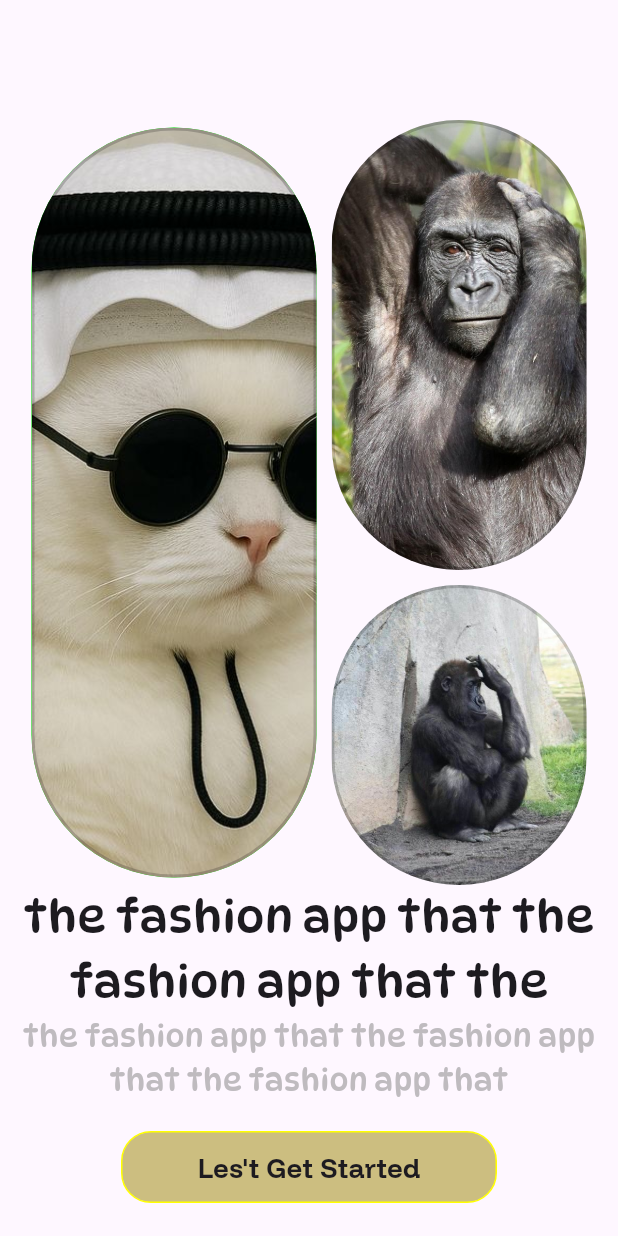
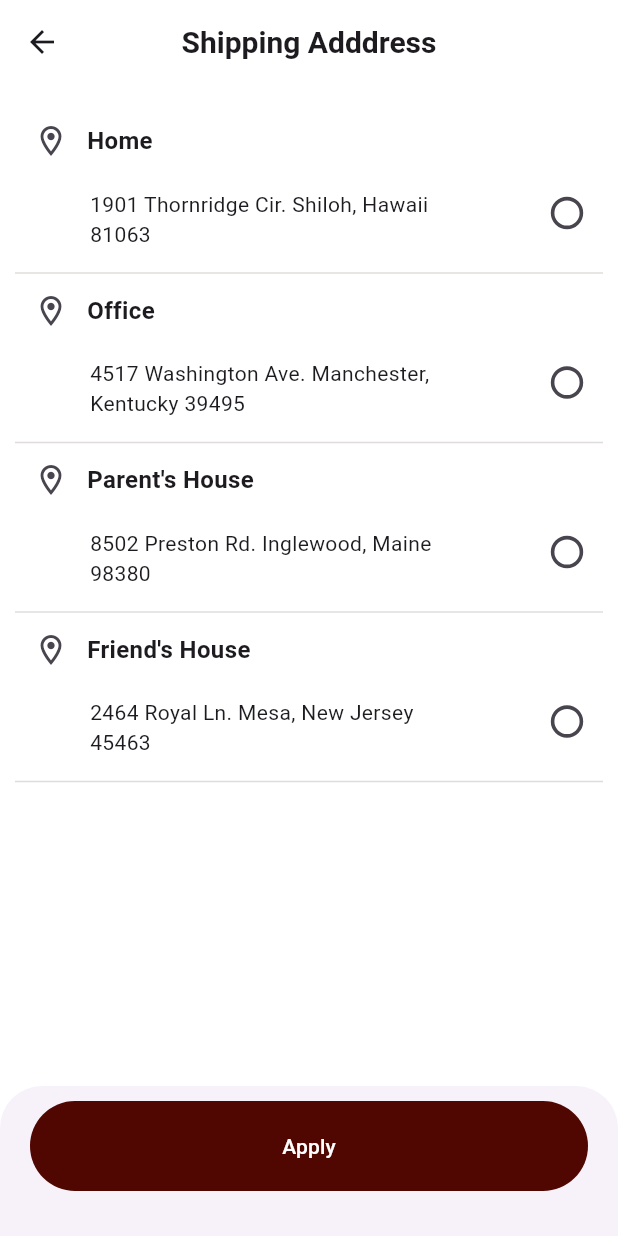
Before and after one commit to NhebPanha/e_commerces_bloc, a Flutter app: the screen it shows after launch, on a phone screen of 412 x 824 dp. Run offline on Flutter 3.47's test engine with Material 3 defaults, Android fonts, the phone set to English and light mode, and no system bars; our stand-ins replace firebase_auth, firebase_core, get, pinput; accounts and stored records are empty.

Commit message:
shipping

```diff
--- a/lib/main.dart
+++ b/lib/main.dart
@@ -1,4 +1,6 @@
 import 'package:e_com_bloc/firebase_options.dart';
+import 'package:e_com_bloc/view/checkout_screen/checkout/checkout.dart';
+import 'package:e_com_bloc/view/checkout_screen/shipping/shipping_address.dart';
 import 'package:e_com_bloc/view/skip_screen/get_start_screen.dart';
 import 'package:firebase_core/firebase_core.dart';
 import 'package:flutter/material.dart';
@@ -13,7 +15,9 @@ class MyApp extends StatelessWidget {
   Widget build(BuildContext context) {
     return MaterialApp(debugShowCheckedModeBanner: false,
     // home: SignInScreen()
-    home: GetStartScreen(),
+    // home: GetStartScreen(),
+    // home: CheckoutScreen(),
+    home: ShippingAddress(),
     );
 
   }
--- a/lib/utils/app_colors_path.dart
+++ b/lib/utils/app_colors_path.dart
@@ -2,6 +2,7 @@ import 'package:flutter/material.dart';
 
 final class AppColorsPath {
   const AppColorsPath._();
+  static const dard = Color.fromARGB(255, 80, 7, 2);
   static const red = Color(0xFFFF0000);
   static const green = Color(0xFF00FF00);
   static const blue = Color(0xFF0000FF);
--- a/lib/utils/bottom_button.dart
+++ b/lib/utils/bottom_button.dart
@@ -18,8 +18,8 @@ class BottomButton extends StatelessWidget {
     return TextButton(
       style: TextButton.styleFrom(
         foregroundColor: AppColorsPath.white, // text color
-        backgroundColor: AppColorsPath.darkred, // button background
-        padding: const EdgeInsets.symmetric(horizontal: 150, vertical: 5),
+        backgroundColor: AppColorsPath.dard, // button background
+        padding: const EdgeInsets.symmetric(horizontal: 100, vertical: 5),
         shape: RoundedRectangleBorder(
           borderRadius: BorderRadius.circular(50), // rounded corners
         ),
--- /dev/null
+++ b/lib/view/checkout_screen/shipping/shipping_address.dart
@@ -0,0 +1,113 @@
+import 'package:e_com_bloc/utils/app_bar_screen.dart';
+import 'package:e_com_bloc/utils/app_colors_path.dart';
+import 'package:e_com_bloc/utils/app_label.dart';
+import 'package:e_com_bloc/utils/app_size.dart';
+import 'package:e_com_bloc/utils/bottom_button.dart';
+import 'package:e_com_bloc/view/checkout_screen/shipping/shipping_address_data.dart';
+import 'package:flutter/material.dart';
+
+class ShippingAddress extends StatefulWidget {
+  const ShippingAddress({super.key});
+
+  @override
+  State<ShippingAddress> createState() => _ShippingAddressState();
+}
+
+class _ShippingAddressState extends State<ShippingAddress> {
+  bool _isCheck = false;
+  @override
+  Widget build(BuildContext context) {
+    return Scaffold(
+      backgroundColor: AppColorsPath.white,
+      appBar: PreferredSize(
+        preferredSize: Size.fromHeight(60),
+        child: AppBarScreen(
+          icons: Icon(Icons.arrow_back),
+          text: "Shipping Adddress",
+        ),
+      ),
+      body: Padding(
+        padding: const EdgeInsets.symmetric(horizontal: 10, vertical: 10),
+        child: ListView.builder(
+          itemCount: shippingAddress.length,
+          itemBuilder: (context, index) {
+            return Column(
+              children: [
+                Row(
+                  children: [
+                    IconButton(
+                      onPressed: () {},
+                      icon: Icon(Icons.location_on_outlined),
+                    ),
+                    Text(
+                      "${shippingAddress[index]['title']}",
+                      style: TextStyle(
+                        fontSize: AppSize.s16,
+                        fontWeight: FontWeight.bold,
+                      ),
+                    ),
+                  ],
+                ),
+                Padding(
+                  padding: const EdgeInsets.only(left: 50),
+                  child: Row(
+                    mainAxisAlignment: MainAxisAlignment.spaceBetween,
+                    crossAxisAlignment: CrossAxisAlignment.end,
+                    children: [
+                      Container(
+                        width: 250,
+                        child: Text(
+                          "${shippingAddress[index]['address']}",
+                          maxLines: 2,
+                        ),
+                      ),
+                      Transform.scale(
+                        scale: 1.2, // 1.0 = default size, 2.0 = double size
+                        child: Checkbox(
+                          shape: RoundedRectangleBorder(
+                            borderRadius: BorderRadius.circular(50),
+                          ),
+                          value: _isCheck,
+                          onChanged: (newvalue) {
+                            setState(() {
+                              _isCheck = newvalue!;
+                            });
+                          },
+                        ),
+                      ),
+                    ],
+                  ),
+                ),
+                SizedBox(height: 15),
+                const Divider(
+                  color: Color.fromARGB(255,224,220,220,
+                  ), // Customize the color of the divider
+                  height: 2, // Total height of the divider, including padding
+                  thickness: 1, // Actual thickness of the line
+                ),
+              ],
+            );
+          },
+        ),
+      ),
+      bottomSheet: Padding(
+        padding: const EdgeInsets.only(bottom: 30,top: 10,left: 20,right: 20,),
+        child: Container(
+          height: 60,
+          width: double.infinity,
+          decoration: BoxDecoration(
+            borderRadius: BorderRadius.only(
+              topLeft: Radius.circular(10),
+              topRight: Radius.circular(10),
+            ),
+          ),
+          child: BottomButton(
+            onTap: () {},
+            text: "Apply",
+            // height: 5, width: 150
+          ),
+        ),
+      ),
+    );
+  }
+}
--- /dev/null
+++ b/lib/view/checkout_screen/shipping/shipping_address_data.dart
@@ -0,0 +1,26 @@
+final List<Map<String, dynamic>> shippingAddress = [
+  {
+    "id": 1,
+    "title": "Home",
+    "address": "1901 Thornridge Cir. Shiloh, Hawaii 81063",
+    "isSelected": true
+  },
+  {
+    "id": 2,
+    "title": "Office",
+    "address": "4517 Washington Ave. Manchester, Kentucky 39495",
+    "isSelected": false
+  },
+  {
+    "id": 3,
+    "title": "Parent's House",
+    "address": "8502 Preston Rd. Inglewood, Maine 98380",
+    "isSelected": false
+  },
+  {
+    "id": 4,
+    "title": "Friend's House",
+    "address": "2464 Royal Ln. Mesa, New Jersey 45463",
+    "isSelected": false
+  }
+];
--- a/pubspec.yaml
+++ b/pubspec.yaml
@@ -32,6 +32,9 @@ flutter:
   assets:
     - assets/icons/
     - assets/image/
+    - assets/image/image_png/boy_gacket.jpg
+    - assets/image/image_png/boy_gacket1.jpg
+    - assets/image/image_png/girl_gacket.jpg
     - assets/image/image_png/
   fonts:
     - family: funnel
```
Also changed, not shown: lib/view/checkout_screen/app_screen.dart (added, +29 -0 lines), lib/view/checkout_screen/checkout.dart (deleted, +0 -90 lines), lib/view/checkout_screen/checkout/checkout.dart (added, +81 -0 lines), lib/view/checkout_screen/checkout/checkout_list.dart (renamed from lib/utils/checkout_list.dart, +30 -32 lines), lib/view/checkout_screen/checkout/order_list.dart (renamed from lib/utils/order_list.dart, +4 -4 lines), lib/view/checkout_screen/checkout/order_list_data.dart (renamed from lib/view/checkout_screen/order_list_data.dart, +20 -1 lines), lib/view/checkout_screen/shipping/shipping_list_data.dart (added, +20 -0 lines), lib/view/skip_screen/widget/app_bar_widget.dart (added, +42 -0 lines), lib/view/skip_screen/widget/slide_list_checkout.dart (added), 1 other file.
